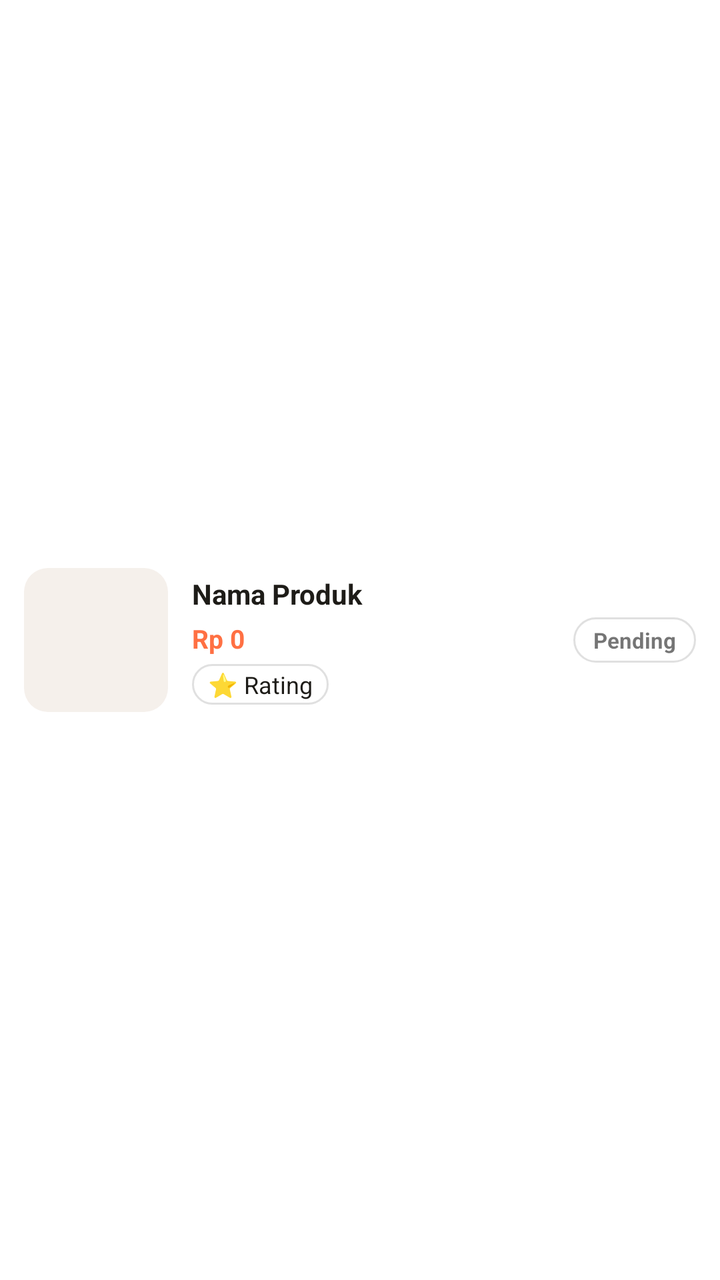
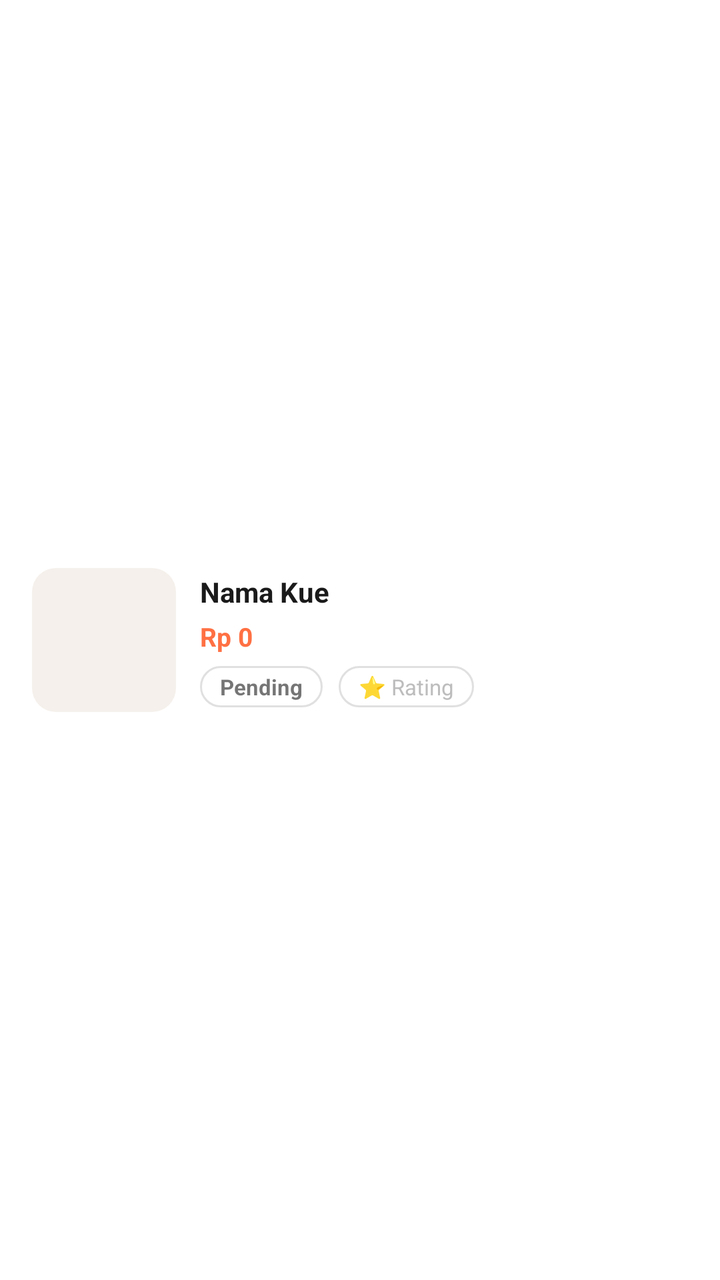

Two renders of the same Android screen: before a commit and after it. Below are the layout's source before the change and the commit's diff.
<!-- AndroidManifest.xml: application theme Theme.KueWeh -->
<!-- res/layout/item_pesanan.xml -->
<?xml version="1.0" encoding="utf-8"?>
<LinearLayout xmlns:android="http://schemas.android.com/apk/res/android"
    android:layout_width="match_parent"
    android:layout_height="wrap_content"
    android:orientation="horizontal"
    android:background="#FFFFFF"
    android:padding="12dp"
    android:gravity="center_vertical">

    
    <ImageView
        android:id="@+id/imgPesanan"
        android:layout_width="72dp"
        android:layout_height="72dp"
        android:scaleType="centerCrop"
        android:background="@drawable/bg_image_rounded"/>

    
    <LinearLayout
        android:layout_width="0dp"
        android:layout_height="wrap_content"
        android:layout_weight="1"
        android:orientation="vertical"
        android:layout_marginStart="12dp"
        android:layout_marginEnd="8dp">

        <TextView
            android:id="@+id/tvNamaPesanan"
            android:layout_width="match_parent"
            android:layout_height="wrap_content"
            android:text="Nama Produk"
            android:textColor="#1E1C18"
            android:textSize="14sp"
            android:textStyle="bold"
            android:maxLines="2"
            android:ellipsize="end"
            android:lineSpacingExtra="2dp"/>

        <TextView
            android:id="@+id/tvHargaPesanan"
            android:layout_width="match_parent"
            android:layout_height="wrap_content"
            android:layout_marginTop="4dp"
            android:text="Rp 0"
            android:textColor="#FF7043"
            android:textSize="13sp"
            android:textStyle="bold"
            android:maxLines="2"
            android:ellipsize="end"/>

        
        <TextView
            android:id="@+id/tvRatingItem"
            android:layout_width="wrap_content"
            android:layout_height="wrap_content"
            android:layout_marginTop="4dp"
            android:text="⭐ Rating"
            android:textColor="#1E1C18"
            android:textSize="12sp"
            android:background="@drawable/bg_chip_inactive"
            android:paddingHorizontal="8dp"
            android:paddingVertical="2dp"/>
    </LinearLayout>

    
    <LinearLayout
        android:layout_width="wrap_content"
        android:layout_height="wrap_content"
        android:orientation="vertical"
        android:gravity="end|center_vertical">

        
        <TextView
            android:id="@+id/tvStatusPesananBadge"
            android:layout_width="wrap_content"
            android:layout_height="wrap_content"
            android:text="Pending"
            android:textSize="11sp"
            android:textStyle="bold"
            android:paddingHorizontal="10dp"
            android:paddingVertical="4dp"
            android:background="@drawable/bg_chip_inactive"
            android:visibility="visible"/>

        
        <LinearLayout
            android:id="@+id/layoutAdminItemControl"
            android:layout_width="wrap_content"
            android:layout_height="wrap_content"
            android:orientation="vertical"
            android:gravity="end"
            android:visibility="gone">

            <TextView
                android:id="@+id/tvAdminItemStatus"
                android:layout_width="wrap_content"
                android:layout_height="wrap_content"
                android:text="Pending"
                android:textSize="11sp"
                android:textStyle="bold"
                android:layout_marginBottom="4dp"/>

            <Button
                android:id="@+id/btnAdminItemAksi"
                android:layout_width="wrap_content"
                android:layout_height="32dp"
                android:text="Terima"
                android:textSize="11sp"
                android:textAllCaps="false"
                android:paddingHorizontal="10dp"/>
        </LinearLayout>
    </LinearLayout>

</LinearLayout>
<!-- resources referenced by this layout -->
<resources>
  <!-- drawable bg_chip_inactive (drawable) -->
  <?xml version="1.0" encoding="utf-8"?>
  <shape xmlns:android="http://schemas.android.com/apk/res/android">
      <solid android:color="#FFFFFF" />
      <stroke android:width="1dp" android:color="#E0E0E0" /> <corners android:radius="16dp" />
  </shape>
  <!-- drawable bg_image_rounded (drawable) -->
  <?xml version="1.0" encoding="utf-8"?>
  <shape xmlns:android="http://schemas.android.com/apk/res/android">
      <solid android:color="#F5F0EB"/>
      <corners android:radius="12dp"/>
  </shape>
  <style name="Theme.KueWeh" parent="Theme.MaterialComponents.Light.NoActionBar">
          <item name="android:statusBarColor">@android:color/transparent</item>
  
          <item name="android:windowLightStatusBar">true</item>
      </style>
</resources>

<!-- the commit's change to res/layout/item_pesanan.xml (unified diff, before → after) -->
@@ -3,17 +3,17 @@
     android:layout_width="match_parent"
     android:layout_height="wrap_content"
     android:orientation="horizontal"
-    android:background="#FFFFFF"
-    android:padding="12dp"
-    android:gravity="center_vertical">
+    android:gravity="center_vertical"
+    android:paddingHorizontal="16dp"
+    android:paddingVertical="10dp">
 
     
     <ImageView
         android:id="@+id/imgPesanan"
         android:layout_width="72dp"
         android:layout_height="72dp"
-        android:scaleType="centerCrop"
-        android:background="@drawable/bg_image_rounded"/>
+        android:background="@drawable/bg_image_rounded"
+        android:scaleType="centerCrop"/>
 
     
     <LinearLayout
@@ -28,87 +28,87 @@
             android:id="@+id/tvNamaPesanan"
             android:layout_width="match_parent"
             android:layout_height="wrap_content"
-            android:text="Nama Produk"
-            android:textColor="#1E1C18"
+            android:text="Nama Kue"
+            android:textColor="#1A1A1A"
             android:textSize="14sp"
             android:textStyle="bold"
             android:maxLines="2"
-            android:ellipsize="end"
-            android:lineSpacingExtra="2dp"/>
+            android:ellipsize="end"/>
 
         <TextView
             android:id="@+id/tvHargaPesanan"
-            android:layout_width="match_parent"
+            android:layout_width="wrap_content"
             android:layout_height="wrap_content"
-            android:layout_marginTop="4dp"
             android:text="Rp 0"
             android:textColor="#FF7043"
             android:textSize="13sp"
             android:textStyle="bold"
-            android:maxLines="2"
-            android:ellipsize="end"/>
-
-        
-        <TextView
-            android:id="@+id/tvRatingItem"
-            android:layout_width="wrap_content"
-            android:layout_height="wrap_content"
-            android:layout_marginTop="4dp"
-            android:text="⭐ Rating"
-            android:textColor="#1E1C18"
-            android:textSize="12sp"
-            android:background="@drawable/bg_chip_inactive"
-            android:paddingHorizontal="8dp"
-            android:paddingVertical="2dp"/>
-    </LinearLayout>
-
-    
-    <LinearLayout
-        android:layout_width="wrap_content"
-        android:layout_height="wrap_content"
-        android:orientation="vertical"
-        android:gravity="end|center_vertical">
-
-        
-        <TextView
-            android:id="@+id/tvStatusPesananBadge"
-            android:layout_width="wrap_content"
-            android:layout_height="wrap_content"
-            android:text="Pending"
-            android:textSize="11sp"
-            android:textStyle="bold"
-            android:paddingHorizontal="10dp"
-            android:paddingVertical="4dp"
-            android:background="@drawable/bg_chip_inactive"
-            android:visibility="visible"/>
+            android:layout_marginTop="4dp"/>
 
         
         <LinearLayout
-            android:id="@+id/layoutAdminItemControl"
-            android:layout_width="wrap_content"
+            android:layout_width="match_parent"
             android:layout_height="wrap_content"
-            android:orientation="vertical"
-            android:gravity="end"
-            android:visibility="gone">
+            android:orientation="horizontal"
+            android:gravity="center_vertical"
+            android:layout_marginTop="6dp">
 
+            
             <TextView
-                android:id="@+id/tvAdminItemStatus"
+                android:id="@+id/tvStatusPesananBadge"
                 android:layout_width="wrap_content"
                 android:layout_height="wrap_content"
                 android:text="Pending"
                 android:textSize="11sp"
                 android:textStyle="bold"
-                android:layout_marginBottom="4dp"/>
+                android:paddingHorizontal="10dp"
+                android:paddingVertical="3dp"
+                android:background="@drawable/bg_chip_inactive"
+                android:layout_marginEnd="8dp"/>
+
+            
+            <TextView
+                android:id="@+id/tvRatingItem"
+                android:layout_width="wrap_content"
+                android:layout_height="wrap_content"
+                android:text="⭐ Rating"
+                android:textColor="#BDBDBD"
+                android:textSize="11sp"
+                android:background="@drawable/bg_chip_inactive"
+                android:paddingHorizontal="10dp"
+                android:paddingVertical="3dp"/>
+        </LinearLayout>
+
+        
+        <LinearLayout
+            android:id="@+id/layoutAdminItemControl"
+            android:layout_width="match_parent"
+            android:layout_height="wrap_content"
+            android:orientation="horizontal"
+            android:gravity="center_vertical"
+            android:layout_marginTop="6dp"
+            android:visibility="gone">
+
+            <TextView
+                android:id="@+id/tvAdminItemStatus"
+                android:layout_width="0dp"
+                android:layout_height="wrap_content"
+                android:layout_weight="1"
+                android:text="Pending"
+                android:textSize="12sp"
+                android:textStyle="bold"
+                android:textColor="#FF9800"/>
 
             <Button
                 android:id="@+id/btnAdminItemAksi"
-                android:layout_width="wrap_content"
+                android:layout_width="80dp"
                 android:layout_height="32dp"
                 android:text="Terima"
                 android:textSize="11sp"
+                android:textColor="#FFFFFF"
                 android:textAllCaps="false"
-                android:paddingHorizontal="10dp"/>
+                android:backgroundTint="#2196F3"
+                android:padding="0dp"/>
         </LinearLayout>
     </LinearLayout>
-
 </LinearLayout>
